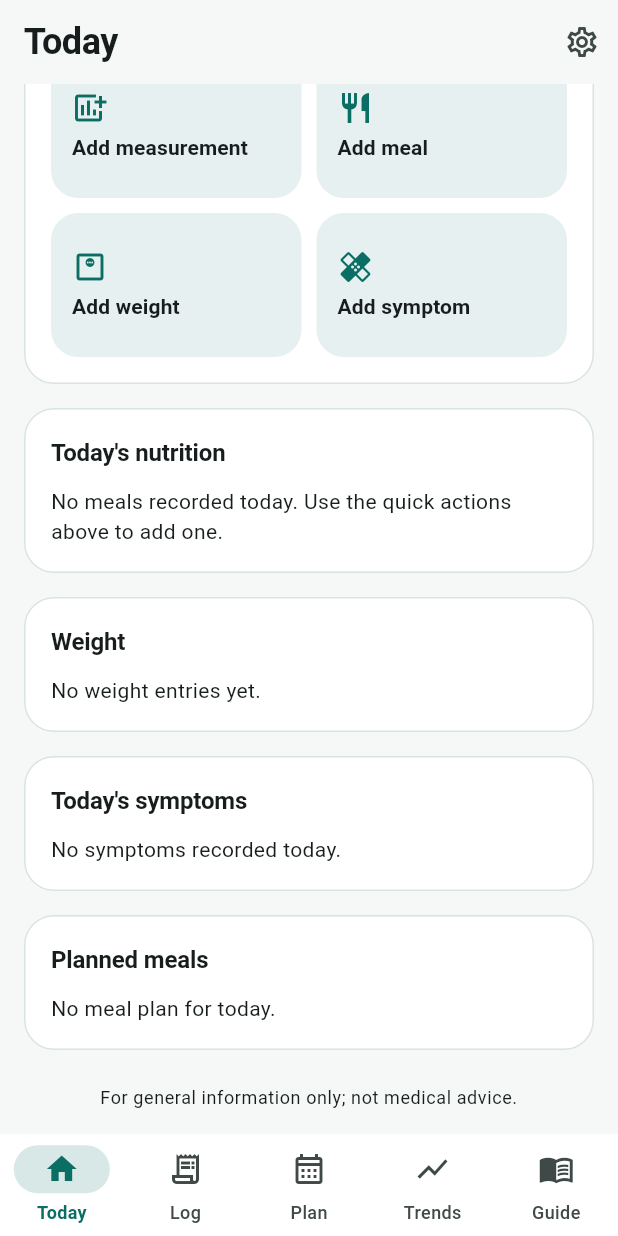
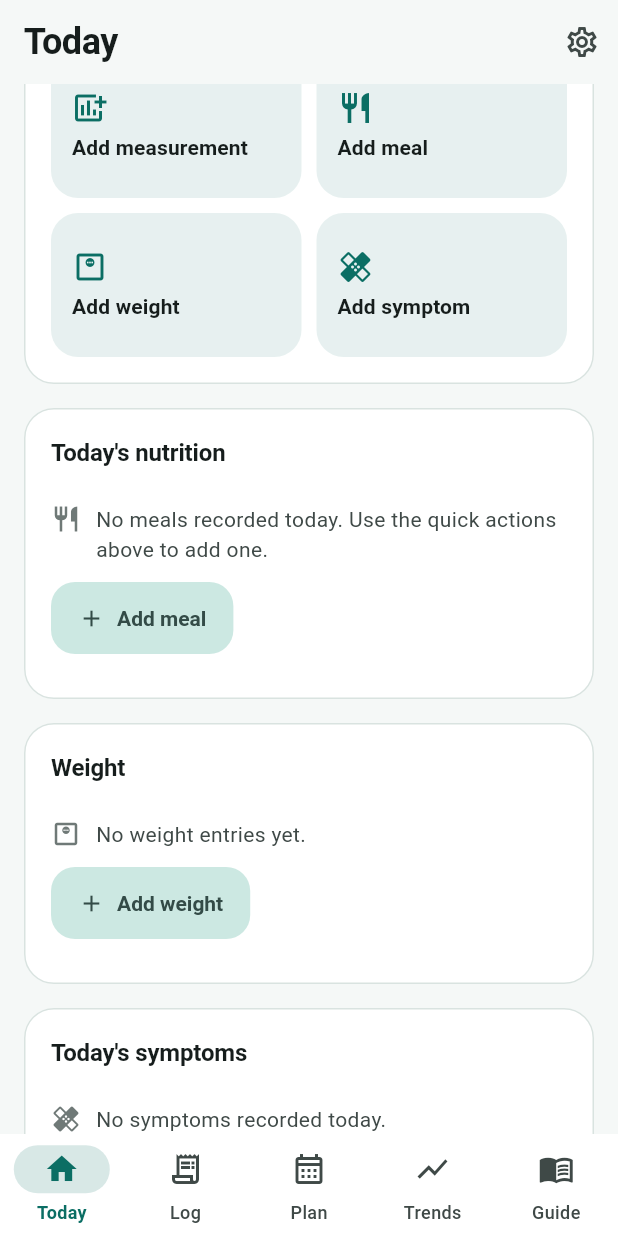
Before and after one commit to XPersPective/n-keto-tracker, a Flutter app: the TodayPage screen opened by its route, scrolled down 250 dp, on a phone screen of 412 x 824 dp. Run offline on Flutter 3.47's test engine with Material 3 defaults, Android fonts, the phone set to English and light mode, and no system bars; our stand-ins replace drift, fl_chart, flutter_riverpod, flutter_secure_storage, go_router, share_plus; accounts and stored records are empty; generated files the repository leaves out were written again.

Commit message:
feat(ui): PB-031 bos durumlari eyleme bagla (kullanici dostu)
Kullanici (2026-10-13): 'uygulama on yuzu cok kotu ve kullanici dostu
degil'. Somut ve olculebilir iyilestirmeler; renk/gradyan degisikligi
bu gorevin disinda birakildi.

En belirgin kullanici dostugu hatasi: bolumler bos kaldiginda ekranda
yalnizca 'No weight entries yet.' gibi duz metin cikiyordu. Kullanici
ne yapacagini bilmiyordu. Ayrica yukleme hatasi da ayni duz metni
gosteriyordu.

- lib/app/theme/surfaces.dart: EmptyState bileseni (ikon + mesaj +
  istege bagli eylem dugmesi). Dugme minimumSize 48 px (dokunma hedefi
  kurali). Eylem etiketi VEYA geri cagrimi yoksa dugme hic gosterilmez.
- today_page.dart: 4 bolumun bos durumu baglandi — besin (/meals/new),
  agirlik (/weight/new), semptom (/symptoms/new), plan (/plan). error:
  dallari da ayni EmptyState'i kullanuyor.
- Yeni ARB anahtari EKLENMEDI: todayAddMeal/todayAddWeight/
  todayAddSymptom/planGenerateDraft zaten vardi ve yeniden kullanildi;
  68 dil dosyasina dokunulmadi.
- test/app/empty_state_test.dart: 6 test (mesaj+eylem, eylemsiz, yalniz
  etiketli, >=48 px, ikon, TR lokalizasyonu).
- today_page_test.dart uyarlandi: bos durum butonlari hizli eylem
  kartiyla ayni metni kullandigi icin findsOneWidget -> findsWidgets,
  tap -> .first.
- log_page.dart bantlari degistirilmedi (kullanici bilerek kapatmis
  olabilir; yalniz gorunurluk korundu).

Dogrulama: flutter analyze --fatal-infos -> No issues found (29.1 s)
            flutter test -> 316/316 passed
            bash tool/check_offline.sh -> exit 0

```diff
--- a/lib/app/theme/surfaces.dart
+++ b/lib/app/theme/surfaces.dart
@@ -56,3 +56,68 @@ class SectionCard extends StatelessWidget {
     );
   }
 }
+
+/// Boş durum (empty state) + eylem düğmesi (PB-031).
+///
+/// Kullanıcı dostuluğu kuralı: bir bölüm boşsa kullanıcı **ne yapacağını**
+/// görmelidir; sadece "henüz kayıt yok" metni ölü bir uç noktadır.
+/// Bu bileşen her boş durumda bir eylem sunar.
+class EmptyState extends StatelessWidget {
+  const EmptyState({
+    super.key,
+    required this.message,
+    this.actionLabel,
+    this.onAction,
+    this.icon = Icons.inbox_outlined,
+  });
+
+  final String message;
+
+  /// Eylem düğmesi metni; null ise düğme gösterilmez.
+  final String? actionLabel;
+  final VoidCallback? onAction;
+  final IconData icon;
+
+  @override
+  Widget build(BuildContext context) {
+    final scheme = Theme.of(context).colorScheme;
+    final label = actionLabel;
+    final onTap = onAction;
+    return Padding(
+      padding: const EdgeInsets.symmetric(vertical: 12),
+      child: Column(
+        crossAxisAlignment: CrossAxisAlignment.start,
+        children: [
+          Row(
+            crossAxisAlignment: CrossAxisAlignment.start,
+            children: [
+              Icon(icon, size: 20, color: scheme.outline),
+              const SizedBox(width: 10),
+              Expanded(
+                child: Text(
+                  message,
+                  style: Theme.of(context).textTheme.bodyMedium?.copyWith(
+                    color: scheme.onSurfaceVariant,
+                  ),
+                ),
+              ),
+            ],
+          ),
+          if (label != null && onTap != null) ...[
+            const SizedBox(height: 12),
+            // Dokunma hedefi ≥48 px (PB-031 kabul ölçütü).
+            FilledButton.tonalIcon(
+              onPressed: onTap,
+              style: FilledButton.styleFrom(
+                minimumSize: const Size(0, 48),
+                padding: const EdgeInsets.symmetric(horizontal: 18),
+              ),
+              icon: const Icon(Icons.add, size: 18),
+              label: Text(label),
+            ),
+          ],
+        ],
+      ),
+    );
+  }
+}
--- a/lib/features/dashboard/today_page.dart
+++ b/lib/features/dashboard/today_page.dart
@@ -109,9 +109,20 @@ class TodayPage extends ConsumerWidget {
             title: l10n.todayNutritionTitle,
             child: meals.when(
               loading: () => const _SectionLoading(),
-              error: (_, _) => Text(l10n.todayNutritionEmpty),
+              // PB-031: bos durumda eylem dugmesi — kullanici ne yapacagini bilmeli.
+              error: (_, _) => EmptyState(
+                message: l10n.todayNutritionEmpty,
+                actionLabel: l10n.todayAddMeal,
+                onAction: () => context.push('/meals/new'),
+                icon: Icons.restaurant_outlined,
+              ),
               data: (rows) => rows.isEmpty
-                  ? Text(l10n.todayNutritionEmpty)
+                  ? EmptyState(
+                      message: l10n.todayNutritionEmpty,
+                      actionLabel: l10n.todayAddMeal,
+                      onAction: () => context.push('/meals/new'),
+                      icon: Icons.restaurant_outlined,
+                    )
                   : Column(
                       crossAxisAlignment: CrossAxisAlignment.start,
                       children: [
@@ -134,9 +145,21 @@ class TodayPage extends ConsumerWidget {
             title: l10n.todayWeightTitle,
             child: weight.when(
               loading: () => const _SectionLoading(),
-              error: (_, _) => Text(l10n.todayWeightEmpty),
+              error: (_, _) => EmptyState(
+                message: l10n.todayWeightEmpty,
+                actionLabel: l10n.todayAddWeight,
+                onAction: () => context.push('/weight/new'),
+                icon: Icons.monitor_weight_outlined,
+              ),
               data: (row) {
-                if (row == null) return Text(l10n.todayWeightEmpty);
+                if (row == null) {
+                  return EmptyState(
+                    message: l10n.todayWeightEmpty,
+                    actionLabel: l10n.todayAddWeight,
+                    onAction: () => context.push('/weight/new'),
+                    icon: Icons.monitor_weight_outlined,
+                  );
+                }
                 return Text(
                   '${row.kg.toStringAsFixed(1)} kg',
                   style: Theme.of(context).textTheme.bodyLarge,
@@ -149,9 +172,21 @@ class TodayPage extends ConsumerWidget {
             title: l10n.todaySymptomsTitle,
             child: symptoms.when(
               loading: () => const _SectionLoading(),
-              error: (_, _) => Text(l10n.todaySymptomsEmpty),
+              error: (_, _) => EmptyState(
+                message: l10n.todaySymptomsEmpty,
+                actionLabel: l10n.todayAddSymptom,
+                onAction: () => context.push('/symptoms/new'),
+                icon: Icons.healing_outlined,
+              ),
               data: (rows) {
-                if (rows.isEmpty) return Text(l10n.todaySymptomsEmpty);
+                if (rows.isEmpty) {
+                  return EmptyState(
+                    message: l10n.todaySymptomsEmpty,
+                    actionLabel: l10n.todayAddSymptom,
+                    onAction: () => context.push('/symptoms/new'),
+                    icon: Icons.healing_outlined,
+                  );
+                }
                 return Column(
                   crossAxisAlignment: CrossAxisAlignment.start,
                   children: [
@@ -174,9 +209,21 @@ class TodayPage extends ConsumerWidget {
             title: l10n.todayPlansTitle,
             child: planEntries.when(
               loading: () => const _SectionLoading(),
-              error: (_, _) => Text(l10n.todayPlansEmpty),
+              error: (_, _) => EmptyState(
+                message: l10n.todayPlansEmpty,
+                actionLabel: l10n.planGenerateDraft,
+                onAction: () => context.go('/plan'),
+                icon: Icons.event_note_outlined,
+              ),
               data: (rows) {
-                if (rows.isEmpty) return Text(l10n.todayPlansEmpty);
+                if (rows.isEmpty) {
+                  return EmptyState(
+                    message: l10n.todayPlansEmpty,
+                    actionLabel: l10n.planGenerateDraft,
+                    onAction: () => context.go('/plan'),
+                    icon: Icons.event_note_outlined,
+                  );
+                }
                 return Column(
                   crossAxisAlignment: CrossAxisAlignment.start,
                   children: [
```
Also changed, not shown: 4 other files.
